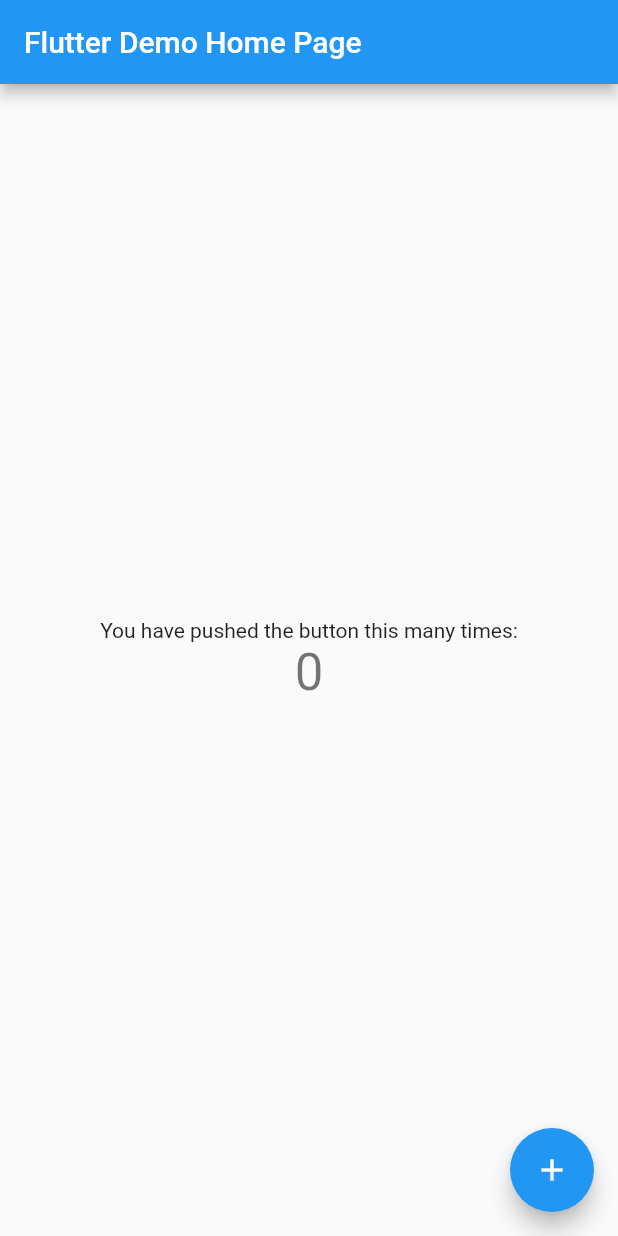
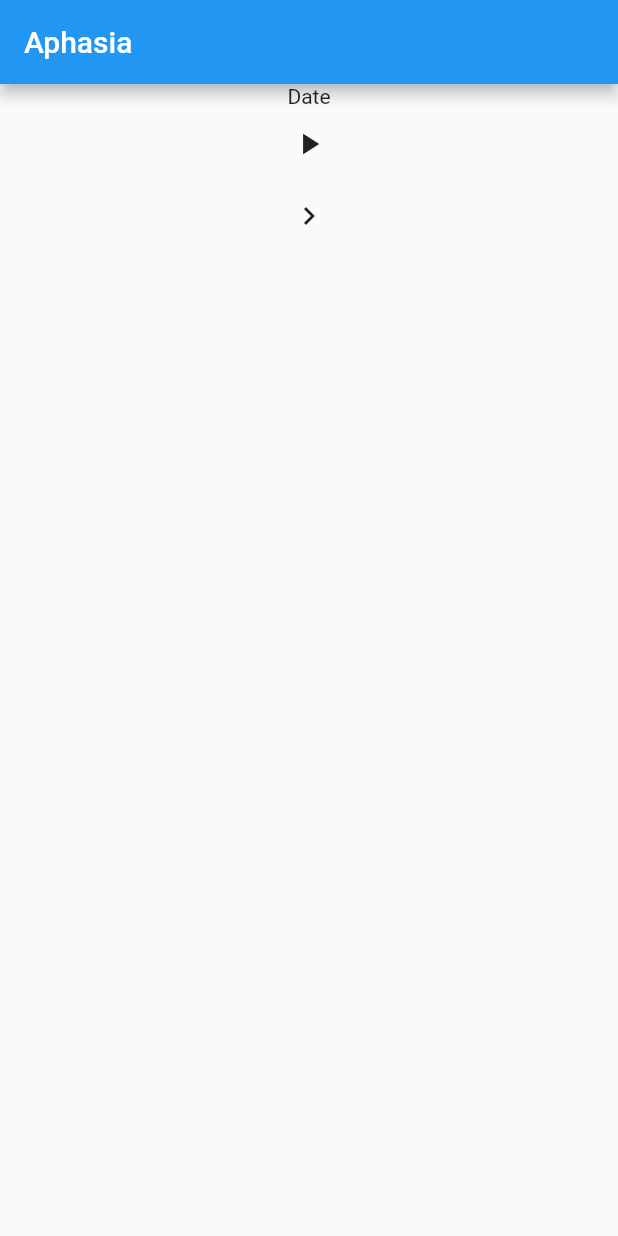
Before and after one commit to janagrill/aphasia-helper, a Flutter app: the screen it shows after launch, on a phone screen of 412 x 824 dp. Run offline on Flutter 3.47's test engine with Material 2 defaults, Android fonts, the light colour scheme and no system bars.

Commit message:
Add text and two buttons to the main screen

```diff
--- a/coding_challenge/lib/main.dart
+++ b/coding_challenge/lib/main.dart
@@ -1,111 +1,42 @@
 import 'package:flutter/material.dart';
 
-void main() => runApp(MyApp());
+void main() {
+  return runApp(
+    MaterialApp(
+      title: 'Aphasia',
+      home: Scaffold(
+        appBar: AppBar(
+          title: Text('Aphasia'),
+        ),
+        body: PlayWordPage(),
+      ),
+    ),
+  );
+}
 
-class MyApp extends StatelessWidget {
-  // This widget is the root of your application.
+class PlayWordPage extends StatelessWidget {
   @override
   Widget build(BuildContext context) {
-    return MaterialApp(
-      title: 'Flutter Demo',
-      theme: ThemeData(
-        // This is the theme of your application.
-        //
-        // Try running your application with "flutter run". You'll see the
-        // application has a blue toolbar. Then, without quitting the app, try
-        // changing the primarySwatch below to Colors.green and then invoke
-        // "hot reload" (press "r" in the console where you ran "flutter run",
-        // or simply save your changes to "hot reload" in a Flutter IDE).
-        // Notice that the counter didn't reset back to zero; the application
-        // is not restarted.
-        primarySwatch: Colors.blue,
+    return Center(
+      child: Column(
+        children: <Widget>[
+          Text(
+            'Date',
+          ),
+          FlatButton(
+            onPressed: () {
+              print('play button pressed');
+            },
+            child: Icon(Icons.play_arrow),
+          ),
+          FlatButton(
+            onPressed: () {
+              print('next button pressed');
+            },
+            child: Icon(Icons.navigate_next),
+          ),
+        ],
       ),
-      home: MyHomePage(title: 'Flutter Demo Home Page'),
     );
   }
 }
-
-class MyHomePage extends StatefulWidget {
-  MyHomePage({Key key, this.title}) : super(key: key);
-
-  // This widget is the home page of your application. It is stateful, meaning
-  // that it has a State object (defined below) that contains fields that affect
-  // how it looks.
-
-  // This class is the configuration for the state. It holds the values (in this
-  // case the title) provided by the parent (in this case the App widget) and
-  // used by the build method of the State. Fields in a Widget subclass are
-  // always marked "final".
-
-  final String title;
-
-  @override
-  _MyHomePageState createState() => _MyHomePageState();
-}
-
-class _MyHomePageState extends State<MyHomePage> {
-  int _counter = 0;
-
-  void _incrementCounter() {
-    setState(() {
-      // This call to setState tells the Flutter framework that something has
-      // changed in this State, which causes it to rerun the build method below
-      // so that the display can reflect the updated values. If we changed
-      // _counter without calling setState(), then the build method would not be
-      // called again, and so nothing would appear to happen.
-      _counter++;
-    });
-  }
-
-  @override
-  Widget build(BuildContext context) {
-    // This method is rerun every time setState is called, for instance as done
-    // by the _incrementCounter method above.
-    //
-    // The Flutter framework has been optimized to make rerunning build methods
-    // fast, so that you can just rebuild anything that needs updating rather
-    // than having to individually change instances of widgets.
-    return Scaffold(
-      appBar: AppBar(
-        // Here we take the value from the MyHomePage object that was created by
-        // the App.build method, and use it to set our appbar title.
-        title: Text(widget.title),
-      ),
-      body: Center(
-        // Center is a layout widget. It takes a single child and positions it
-        // in the middle of the parent.
-        child: Column(
-          // Column is also a layout widget. It takes a list of children and
-          // arranges them vertically. By default, it sizes itself to fit its
-          // children horizontally, and tries to be as tall as its parent.
-          //
-          // Invoke "debug painting" (press "p" in the console, choose the
-          // "Toggle Debug Paint" action from the Flutter Inspector in Android
-          // Studio, or the "Toggle Debug Paint" command in Visual Studio Code)
-          // to see the wireframe for each widget.
-          //
-          // Column has various properties to control how it sizes itself and
-          // how it positions its children. Here we use mainAxisAlignment to
-          // center the children vertically; the main axis here is the vertical
-          // axis because Columns are vertical (the cross axis would be
-          // horizontal).
-          mainAxisAlignment: MainAxisAlignment.center,
-          children: <Widget>[
-            Text(
-              'You have pushed the button this many times:',
-            ),
-            Text(
-              '$_counter',
-              style: Theme.of(context).textTheme.display1,
-            ),
-          ],
-        ),
-      ),
-      floatingActionButton: FloatingActionButton(
-        onPressed: _incrementCounter,
-        tooltip: 'Increment',
-        child: Icon(Icons.add),
-      ), // This trailing comma makes auto-formatting nicer for build methods.
-    );
-  }
-}
```
